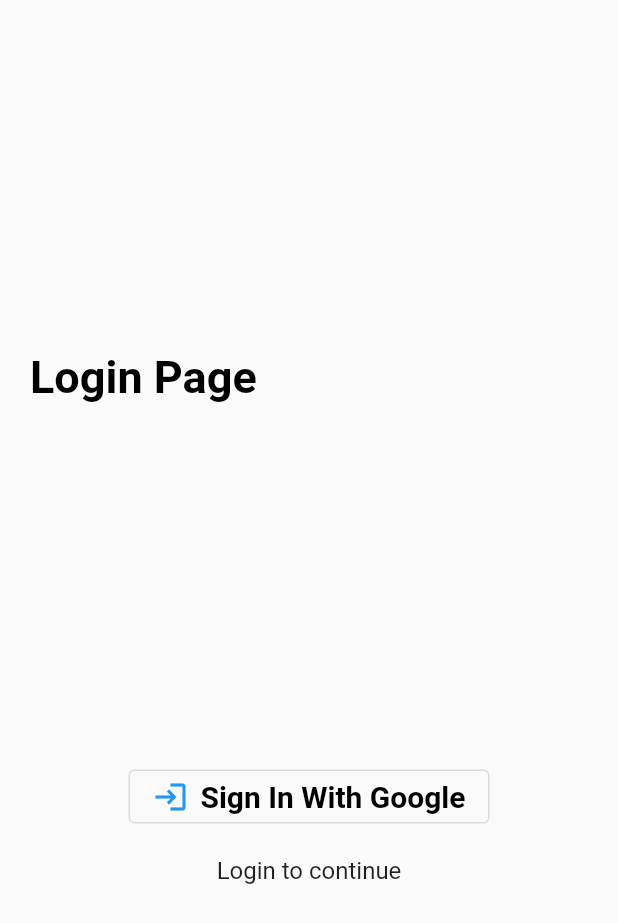
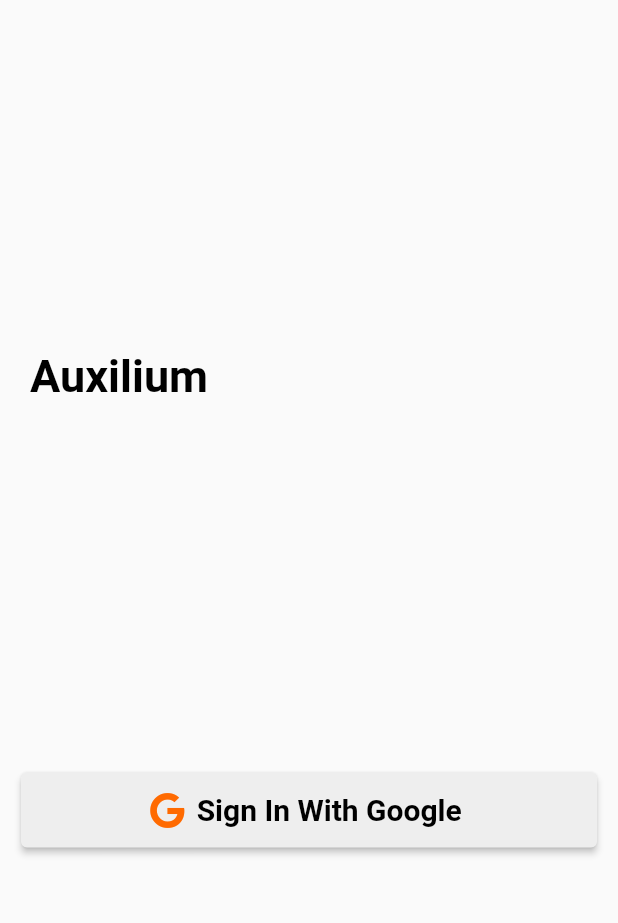
Before and after one commit to fionaxjy/auxilium, a Flutter app: the screen it shows after launch, after a tap on "Sign In With Google", on a phone screen of 412 x 824 dp. Shown: the top 923 px of the screen. Run offline on Flutter 3.47's test engine with Material 2 defaults, Android fonts, the phone set to English and light mode, and no system bars; our stand-ins replace font_awesome_flutter, google_sign_in.

Commit message:
implemented Google Sign In

```diff
--- /dev/null
+++ b/lib/api/google_sign_in_api.dart
@@ -0,0 +1,12 @@
+import 'package:google_sign_in/google_sign_in.dart';
+
+class GoogleSignInApi {
+  static final GoogleSignIn _googleSignIn = GoogleSignIn(
+    scopes: [
+      'email',
+      'https://www.googleapis.com/auth/contacts.readonly',
+    ],
+  );
+
+  static Future<GoogleSignInAccount?> login() => _googleSignIn.signIn();
+}
--- a/lib/widget/sign_up_widget.dart
+++ b/lib/widget/sign_up_widget.dart
@@ -1,4 +1,7 @@
 import 'package:flutter/material.dart';
+import 'package:font_awesome_flutter/font_awesome_flutter.dart';
+
+import '../api/google_sign_in_api.dart';
 
 class SignUpWidget extends StatelessWidget {
   @override
@@ -12,7 +15,7 @@ class SignUpWidget extends StatelessWidget {
             child: Container(
               margin: const EdgeInsets.symmetric(horizontal: 20),
               width: 175,
-              child: const Text('Login Page',
+              child: const Text('Auxilium',
                   style: TextStyle(
                     color: Colors.black,
                     fontSize: 30,
@@ -23,18 +26,23 @@ class SignUpWidget extends StatelessWidget {
           const Spacer(),
           GoogleButtonWidget(),
           const SizedBox(height: 12),
-          const Text(
-            'Login to continue',
-            style: TextStyle(fontSize: 16),
-          ),
           const Spacer(),
         ],
       );
 
   Widget GoogleButtonWidget() {
     return Container(
+        margin: EdgeInsets.all(10),
         padding: const EdgeInsets.all(4),
-        child: OutlinedButton.icon(
+        child: ElevatedButton.icon(
+          style: ElevatedButton.styleFrom(
+            primary: Color.fromARGB(255, 238, 238, 238),
+            minimumSize: const Size(double.infinity, 50),
+          ),
+          icon: const FaIcon(
+            FontAwesomeIcons.google,
+            color: Color.fromARGB(255, 255, 106, 0),
+          ),
           label: const Text(
             'Sign In With Google',
             style: TextStyle(
@@ -43,8 +51,11 @@ class SignUpWidget extends StatelessWidget {
               color: Colors.black,
             ),
           ),
-          onPressed: () {},
-          icon: const Icon(Icons.login),
+          onPressed: signIn,
         ));
   }
+
+  Future signIn() async {
+    await GoogleSignInApi.login();
+  }
 }
--- a/pubspec.yaml
+++ b/pubspec.yaml
@@ -34,6 +34,10 @@ dependencies:
   # The following adds the Cupertino Icons font to your application.
   # Use with the CupertinoIcons class for iOS style icons.
   cupertino_icons: ^1.0.2
+
+  font_awesome_flutter: ^9.0.0
+
+  google_sign_in: ^5.3.3
 
 dev_dependencies:
   flutter_test:
```
Also changed, not shown: pubspec.lock, 14 other files.
